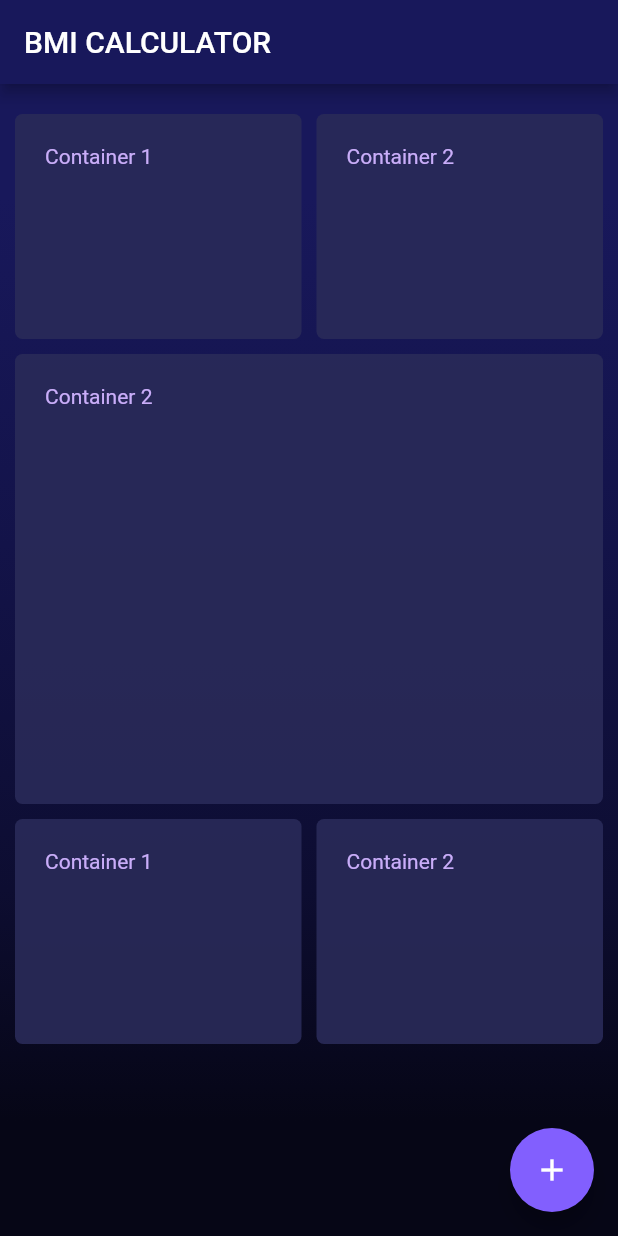
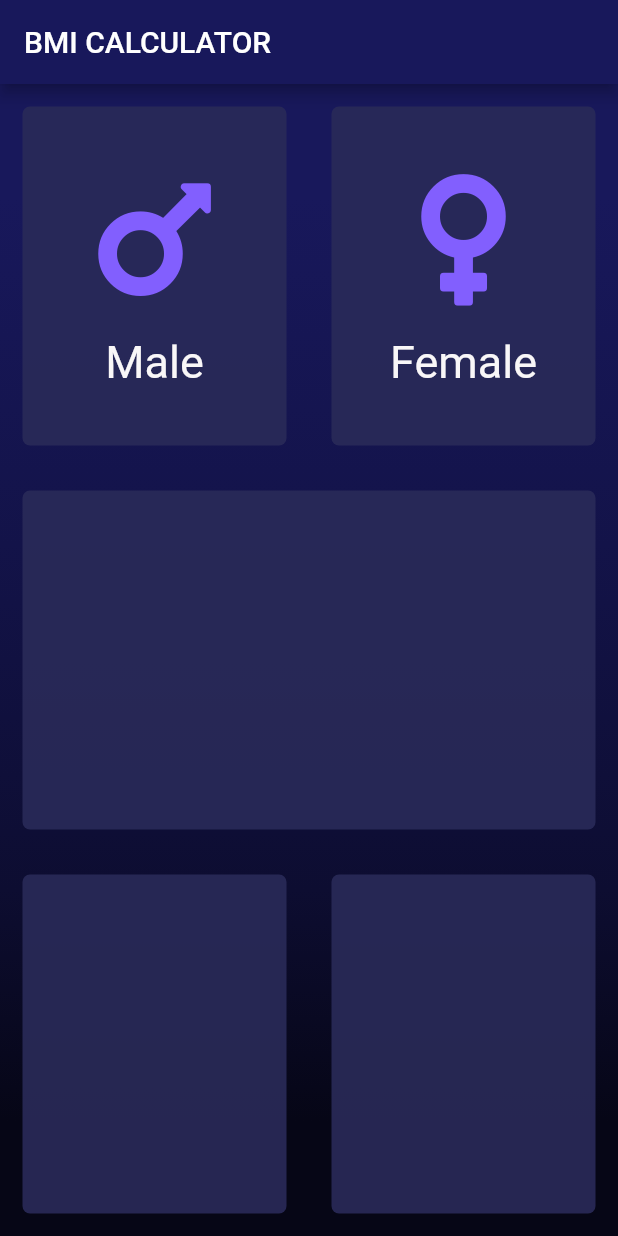
Before and after one commit to cbstodd/bmi_calculator_flutter_app, a Flutter app: the screen it shows after launch, on a phone screen of 412 x 824 dp. Run offline on Flutter 3.47's test engine with Material 2 defaults, Android fonts, the phone set to English and light mode, and no system bars; our stand-ins replace font_awesome_flutter.

Commit message:
Created Some custom widgets that allow for DRY practices using custom peramaters

```diff
--- a/lib/input_page.dart
+++ b/lib/input_page.dart
@@ -1,6 +1,7 @@
 import 'package:bmi_calculator/raven_theme_data.dart';
 import 'package:flutter/cupertino.dart';
 import 'package:flutter/material.dart';
+import 'package:font_awesome_flutter/font_awesome_flutter.dart';
 
 class InputPage extends StatefulWidget {
   @override
@@ -20,105 +21,124 @@ class _InputPageState extends State<InputPage> {
         child: Container(
           decoration: _ravenTheme.linearGradientBackground(),
           child: Column(
-            crossAxisAlignment: CrossAxisAlignment.stretch,
-            mainAxisAlignment: MainAxisAlignment.start,
             children: <Widget>[
-              Row(
-                mainAxisAlignment: MainAxisAlignment.spaceEvenly,
-                children: <Widget>[
-                  Expanded(
-                    flex: 1,
-                    child: Container(
-                      child: Text('Container 1'),
-                      height: 150,
-                      margin: EdgeInsets.fromLTRB(10.0, 20.0, 5.0, 10.0),
-                      padding: EdgeInsets.all(20.0),
-                      decoration: BoxDecoration(
-                        color: _ravenTheme.matteBlue,
-                        borderRadius: BorderRadius.all(
-                          Radius.circular(5.0),
+              Expanded(
+                child: Row(
+                  children: <Widget>[
+                    Expanded(
+                      child: CustomCardContainer(
+                        colorValue: _ravenTheme.matteBlue,
+                        cardChild: CustomCardChildColumn(
+                          customIcon: FontAwesomeIcons.mars,
+                          customText: 'Male',
+                          ravenTheme: _ravenTheme,
                         ),
                       ),
                     ),
-                  ),
-                  Expanded(
-                    flex: 1,
-                    child: Container(
-                      child: Text('Container 2'),
-                      height: 150,
-                      margin: EdgeInsets.fromLTRB(5.0, 20.0, 10.0, 10.0),
-                      padding: EdgeInsets.all(20.0),
-                      decoration: BoxDecoration(
-                        color: _ravenTheme.matteBlue,
-                        borderRadius: BorderRadius.all(
-                          Radius.circular(5.0),
+                    Expanded(
+                      child: CustomCardContainer(
+                        colorValue: _ravenTheme.matteBlue,
+                        cardChild: CustomCardChildColumn(
+                          customIcon: FontAwesomeIcons.venus,
+                          customText: 'Female',
+                          ravenTheme: _ravenTheme,
                         ),
                       ),
                     ),
-                  ),
-                ],
+                  ],
+                ),
               ),
-              Row(
-                mainAxisAlignment: MainAxisAlignment.spaceEvenly,
-                children: <Widget>[
-                  Expanded(
-                    flex: 1,
-                    child: Container(
-                      child: Text('Container 2'),
-                      height: 300,
-                      margin: EdgeInsets.fromLTRB(10.0, 0, 10.0, 10.0),
-                      padding: EdgeInsets.all(20.0),
-                      decoration: BoxDecoration(
-                        color: _ravenTheme.matteBlue,
-                        borderRadius: BorderRadius.all(
-                          Radius.circular(5.0),
-                        ),
+              Expanded(
+                child: Row(
+                  children: <Widget>[
+                    Expanded(
+                      child: CustomCardContainer(
+                        colorValue: _ravenTheme.matteBlue,
                       ),
                     ),
-                  ),
-                ],
+                  ],
+                ),
               ),
-              Row(
-                mainAxisAlignment: MainAxisAlignment.spaceEvenly,
-                children: <Widget>[
-                  Expanded(
-                    flex: 1,
-                    child: Container(
-                      child: Text('Container 1'),
-                      height: 150,
-                      margin: EdgeInsets.fromLTRB(10.0, 0, 5.0, 0),
-                      padding: EdgeInsets.all(20.0),
-                      decoration: BoxDecoration(
-                        color: _ravenTheme.matteBlue,
-                        borderRadius: BorderRadius.all(
-                          Radius.circular(5.0),
-                        ),
+              Expanded(
+                child: Row(
+                  children: <Widget>[
+                    Expanded(
+                      child: CustomCardContainer(
+                        colorValue: _ravenTheme.matteBlue,
                       ),
                     ),
-                  ),
-                  Expanded(
-                    flex: 1,
-                    child: Container(
-                      child: Text('Container 2'),
-                      height: 150,
-                      margin: EdgeInsets.fromLTRB(5.0, 0, 10.0, 0),
-                      padding: EdgeInsets.all(20.0),
-                      decoration: BoxDecoration(
-                        color: _ravenTheme.matteBlue,
-                        borderRadius: BorderRadius.all(
-                          Radius.circular(5.0),
-                        ),
+                    Expanded(
+                      child: CustomCardContainer(
+                        colorValue: _ravenTheme.matteBlue,
                       ),
                     ),
-                  ),
-                ],
-              ),
+                  ],
+                ),
+              )
             ],
           ),
         ),
       ),
-      floatingActionButton: FloatingActionButton(
-        child: Icon(Icons.add),
+    );
+  }
+}
+
+class CustomCardChildColumn extends StatelessWidget {
+  final IconData customIcon;
+  final String customText;
+  final RavenTheme _ravenTheme;
+
+  const CustomCardChildColumn({
+    Key key,
+    RavenTheme ravenTheme,
+    @required this.customIcon,
+    @required this.customText,
+  })  : _ravenTheme = ravenTheme,
+        super(key: key);
+
+  @override
+  Widget build(BuildContext context) {
+    return Column(
+      mainAxisAlignment: MainAxisAlignment.center,
+      children: <Widget>[
+        Icon(
+          customIcon,
+          size: 100.0,
+          color: _ravenTheme.purple,
+        ),
+        SizedBox(
+          height: 15.0,
+        ),
+        Text(
+          customText,
+          style: TextStyle(
+            color: _ravenTheme.offWhite,
+            fontSize: 30.0,
+          ),
+        )
+      ],
+    );
+  }
+}
+
+// Custom Widget:
+class CustomCardContainer extends StatelessWidget {
+  final Color colorValue;
+  final Widget cardChild;
+
+  const CustomCardContainer({Key key, @required this.colorValue, this.cardChild}) : super(key: key);
+
+  @override
+  Widget build(BuildContext context) {
+    return Container(
+      child: cardChild,
+      margin: EdgeInsets.all(15.0),
+      padding: EdgeInsets.all(20.0),
+      decoration: BoxDecoration(
+        color: colorValue,
+        borderRadius: BorderRadius.all(
+          Radius.circular(5.0),
+        ),
       ),
     );
   }
--- a/pubspec.yaml
+++ b/pubspec.yaml
@@ -20,9 +20,8 @@ dependencies:
   flutter:
     sdk: flutter
 
-  # The following adds the Cupertino Icons font to your application.
-  # Use with the CupertinoIcons class for iOS style icons.
   cupertino_icons: ^0.1.2
+  font_awesome_flutter: ^8.5.0
 
 dev_dependencies:
   flutter_test:
```
Also changed, not shown: pubspec.lock.
